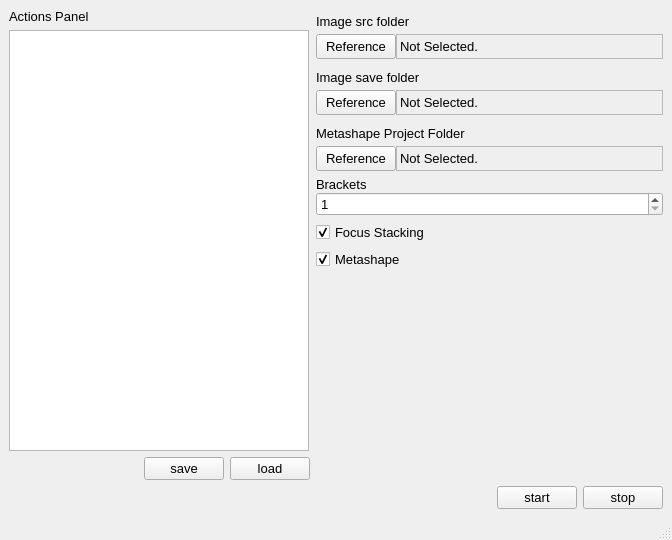
This is MainWindow.ui in InteractiveGraphicsLab/StackShot3XAutoShooter as Qt 5 draws it before an edit. The edited form follows.
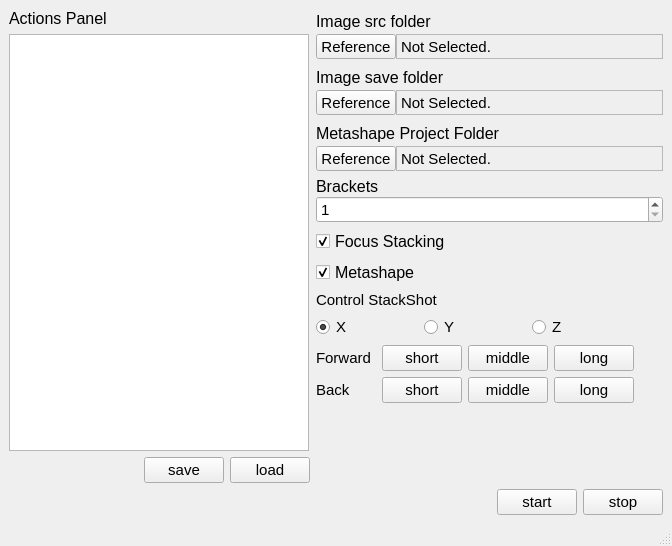
This is the edited form.

Commit message: add controll stackshot buton

```diff
--- a/MainWindow.ui
+++ b/MainWindow.ui
@@ -7,7 +7,7 @@
     <x>0</x>
     <y>0</y>
     <width>672</width>
-    <height>540</height>
+    <height>546</height>
    </rect>
   </property>
   <property name="font">
@@ -19,11 +19,11 @@
    <string>MainWindow</string>
   </property>
   <widget class="QWidget" name="centralwidget">
-   <layout class="QHBoxLayout" name="horizontalLayout_7">
+   <layout class="QHBoxLayout" name="horizontalLayout_11">
     <item>
-     <layout class="QVBoxLayout" name="verticalLayout_7">
+     <layout class="QVBoxLayout" name="verticalLayout_8">
       <item>
-       <layout class="QHBoxLayout" name="horizontalLayout_6">
+       <layout class="QHBoxLayout" name="horizontalLayout_10">
         <item>
          <layout class="QVBoxLayout" name="verticalLayout">
           <item>
@@ -36,7 +36,7 @@
             </property>
             <property name="font">
              <font>
-              <pointsize>10</pointsize>
+              <pointsize>12</pointsize>
              </font>
             </property>
             <property name="text">
@@ -64,6 +64,11 @@
               <height>16777215</height>
              </size>
             </property>
+            <property name="font">
+             <font>
+              <pointsize>11</pointsize>
+             </font>
+            </property>
             <property name="plainText">
              <string/>
             </property>
@@ -100,7 +105,7 @@
               </property>
               <property name="font">
                <font>
-                <pointsize>10</pointsize>
+                <pointsize>11</pointsize>
                </font>
               </property>
               <property name="text">
@@ -132,6 +137,11 @@
                 <height>16777215</height>
                </size>
               </property>
+              <property name="font">
+               <font>
+                <pointsize>11</pointsize>
+               </font>
+              </property>
               <property name="text">
                <string>load</string>
               </property>
@@ -142,7 +152,7 @@
          </layout>
         </item>
         <item>
-         <layout class="QVBoxLayout" name="verticalLayout_6">
+         <layout class="QVBoxLayout" name="verticalLayout_7">
           <item>
            <layout class="QVBoxLayout" name="verticalLayout_2">
             <property name="spacing">
@@ -162,6 +172,11 @@
                 <height>25</height>
                </size>
               </property>
+              <property name="font">
+               <font>
+                <pointsize>12</pointsize>
+               </font>
+              </property>
               <property name="text">
                <string>Image src folder</string>
               </property>
@@ -189,6 +204,11 @@
                   <height>25</height>
                  </size>
                 </property>
+                <property name="font">
+                 <font>
+                  <pointsize>11</pointsize>
+                 </font>
+                </property>
                 <property name="text">
                  <string>Reference</string>
                 </property>
@@ -229,6 +249,11 @@
                   <height>25</height>
                  </size>
                 </property>
+                <property name="font">
+                 <font>
+                  <pointsize>11</pointsize>
+                 </font>
+                </property>
                 <property name="frameShape">
                  <enum>QFrame::StyledPanel</enum>
                 </property>
@@ -266,6 +291,11 @@
                 <height>25</height>
                </size>
               </property>
+              <property name="font">
+               <font>
+                <pointsize>12</pointsize>
+               </font>
+              </property>
               <property name="text">
                <string>Image save folder</string>
               </property>
@@ -293,6 +323,11 @@
                   <height>25</height>
                  </size>
                 </property>
+                <property name="font">
+                 <font>
+                  <pointsize>11</pointsize>
+                 </font>
+                </property>
                 <property name="text">
                  <string>Reference</string>
                 </property>
@@ -327,6 +362,11 @@
                   <height>25</height>
                  </size>
                 </property>
+                <property name="font">
+                 <font>
+                  <pointsize>11</pointsize>
+                 </font>
+                </property>
                 <property name="frameShape">
                  <enum>QFrame::StyledPanel</enum>
                 </property>
@@ -364,6 +404,11 @@
                 <height>25</height>
                </size>
               </property>
+              <property name="font">
+               <font>
+                <pointsize>12</pointsize>
+               </font>
+              </property>
               <property name="text">
                <string>Metashape Project Folder</string>
               </property>
@@ -391,6 +436,11 @@
                   <height>25</height>
                  </size>
                 </property>
+                <property name="font">
+                 <font>
+                  <pointsize>11</pointsize>
+                 </font>
+                </property>
                 <property name="text">
                  <string>Reference</string>
                 </property>
@@ -425,6 +475,11 @@
                   <height>25</height>
                  </size>
                 </property>
+                <property name="font">
+                 <font>
+                  <pointsize>11</pointsize>
+                 </font>
+                </property>
                 <property name="frameShape">
                  <enum>QFrame::StyledPanel</enum>
                 </property>
@@ -452,7 +507,7 @@
              <widget class="QLabel" name="bracketsLabel">
               <property name="font">
                <font>
-                <pointsize>10</pointsize>
+                <pointsize>12</pointsize>
                </font>
               </property>
               <property name="text">
@@ -462,6 +517,11 @@
             </item>
             <item>
              <widget class="QSpinBox" name="brackets">
+              <property name="font">
+               <font>
+                <pointsize>11</pointsize>
+               </font>
+              </property>
               <property name="minimum">
                <number>1</number>
               </property>
@@ -471,6 +531,11 @@
           </item>
           <item>
            <widget class="QCheckBox" name="doFocusStacking">
+            <property name="font">
+             <font>
+              <pointsize>12</pointsize>
+             </font>
+            </property>
             <property name="text">
              <string>Focus Stacking</string>
             </property>
@@ -481,6 +546,11 @@
           </item>
           <item>
            <widget class="QCheckBox" name="doMetashape">
+            <property name="font">
+             <font>
+              <pointsize>12</pointsize>
+             </font>
+            </property>
             <property name="text">
              <string>Metashape</string>
             </property>
@@ -489,6 +559,198 @@
             </property>
            </widget>
           </item>
+          <item>
+           <layout class="QHBoxLayout" name="horizontalLayout_9">
+            <item>
+             <layout class="QVBoxLayout" name="verticalLayout_6">
+              <item>
+               <widget class="QLabel" name="label">
+                <property name="font">
+                 <font>
+                  <pointsize>11</pointsize>
+                 </font>
+                </property>
+                <property name="text">
+                 <string>Control StackShot</string>
+                </property>
+               </widget>
+              </item>
+              <item>
+               <layout class="QHBoxLayout" name="horizontalLayout_6">
+                <item>
+                 <widget class="QRadioButton" name="xRadioButton">
+                  <property name="font">
+                   <font>
+                    <pointsize>11</pointsize>
+                   </font>
+                  </property>
+                  <property name="text">
+                   <string>X</string>
+                  </property>
+                  <property name="checked">
+                   <bool>true</bool>
+                  </property>
+                 </widget>
+                </item>
+                <item>
+                 <widget class="QRadioButton" name="yRadioButton">
+                  <property name="font">
+                   <font>
+                    <pointsize>11</pointsize>
+                   </font>
+                  </property>
+                  <property name="text">
+                   <string>Y</string>
+                  </property>
+                 </widget>
+                </item>
+                <item>
+                 <widget class="QRadioButton" name="zRadioButton">
+                  <property name="font">
+                   <font>
+                    <pointsize>11</pointsize>
+                   </font>
+                  </property>
+                  <property name="text">
+                   <string>Z</string>
+                  </property>
+                 </widget>
+                </item>
+               </layout>
+              </item>
+              <item>
+               <layout class="QHBoxLayout" name="horizontalLayout_7">
+                <item>
+                 <widget class="QLabel" name="label_2">
+                  <property name="minimumSize">
+                   <size>
+                    <width>60</width>
+                    <height>0</height>
+                   </size>
+                  </property>
+                  <property name="font">
+                   <font>
+                    <pointsize>11</pointsize>
+                   </font>
+                  </property>
+                  <property name="text">
+                   <string>Forward</string>
+                  </property>
+                 </widget>
+                </item>
+                <item>
+                 <widget class="QPushButton" name="fwdShortPushButton">
+                  <property name="font">
+                   <font>
+                    <pointsize>11</pointsize>
+                   </font>
+                  </property>
+                  <property name="text">
+                   <string>short</string>
+                  </property>
+                 </widget>
+                </item>
+                <item>
+                 <widget class="QPushButton" name="fwdMiddlePushButton">
+                  <property name="font">
+                   <font>
+                    <pointsize>11</pointsize>
+                   </font>
+                  </property>
+                  <property name="text">
+                   <string>middle</string>
+                  </property>
+                 </widget>
+                </item>
+                <item>
+                 <widget class="QPushButton" name="fwdLongPushButton">
+                  <property name="font">
+                   <font>
+                    <pointsize>11</pointsize>
+                   </font>
+                  </property>
+                  <property name="text">
+                   <string>long</string>
+                  </property>
+                 </widget>
+                </item>
+               </layout>
+              </item>
+              <item>
+               <layout class="QHBoxLayout" name="horizontalLayout_8">
+                <item>
+                 <widget class="QLabel" name="label_3">
+                  <property name="minimumSize">
+                   <size>
+                    <width>60</width>
+                    <height>0</height>
+                   </size>
+                  </property>
+                  <property name="font">
+                   <font>
+                    <pointsize>11</pointsize>
+                   </font>
+                  </property>
+                  <property name="text">
+                   <string>Back</string>
+                  </property>
+                 </widget>
+                </item>
+                <item>
+                 <widget class="QPushButton" name="backShortPushButton">
+                  <property name="font">
+                   <font>
+                    <pointsize>11</pointsize>
+                   </font>
+                  </property>
+                  <property name="text">
+                   <string>short</string>
+                  </property>
+                 </widget>
+                </item>
+                <item>
+                 <widget class="QPushButton" name="backMiddlePushButton">
+                  <property name="font">
+                   <font>
+                    <pointsize>11</pointsize>
+                   </font>
+                  </property>
+                  <property name="text">
+                   <string>middle</string>
+                  </property>
+                 </widget>
+                </item>
+                <item>
+                 <widget class="QPushButton" name="backLongPushButton">
+                  <property name="font">
+                   <font>
+                    <pointsize>11</pointsize>
+                   </font>
+                  </property>
+                  <property name="text">
+                   <string>long</string>
+                  </property>
+                 </widget>
+                </item>
+               </layout>
+              </item>
+             </layout>
+            </item>
+            <item>
+             <spacer name="horizontalSpacer_5">
+              <property name="orientation">
+               <enum>Qt::Horizontal</enum>
+              </property>
+              <property name="sizeHint" stdset="0">
+               <size>
+                <width>40</width>
+                <height>20</height>
+               </size>
+              </property>
+             </spacer>
+            </item>
+           </layout>
+          </item>
           <item>
            <spacer name="verticalSpacer">
             <property name="orientation">
@@ -538,6 +800,11 @@
             <height>16777215</height>
            </size>
           </property>
+          <property name="font">
+           <font>
+            <pointsize>11</pointsize>
+           </font>
+          </property>
           <property name="text">
            <string>start</string>
           </property>
@@ -573,6 +840,11 @@
             <height>16777215</height>
            </size>
           </property>
+          <property name="font">
+           <font>
+            <pointsize>11</pointsize>
+           </font>
+          </property>
           <property name="text">
            <string>stop</string>
           </property>
```
The commit also changes 2 other files.
